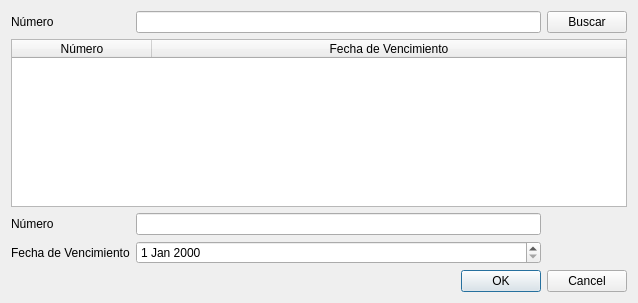
Qt form Prototipo/modificarLote.ui (UNPSJB/FarmaciaCrisol) before a commit.
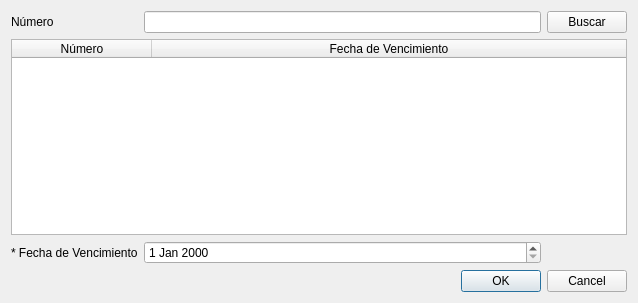
The same form after that commit.

What changed in the file:
```diff
--- a/Prototipo/modificarLote.ui
+++ b/Prototipo/modificarLote.ui
@@ -16,23 +16,10 @@
   <layout class="QVBoxLayout" name="verticalLayout">
    <item>
     <layout class="QGridLayout" name="gridLayout">
-     <item row="2" column="0">
-      <widget class="QLabel" name="label_3">
-       <property name="text">
-        <string>Número</string>
-       </property>
-      </widget>
-     </item>
-     <item row="2" column="1">
-      <widget class="QLineEdit" name="lineEdit_2"/>
-     </item>
-     <item row="3" column="1">
-      <widget class="QDateEdit" name="dateEdit"/>
-     </item>
-     <item row="0" column="0">
-      <widget class="QLabel" name="label">
-       <property name="text">
-        <string>Número</string>
+     <item row="3" column="1" colspan="2">
+      <widget class="QDialogButtonBox" name="buttonBox">
+       <property name="standardButtons">
+        <set>QDialogButtonBox::Cancel|QDialogButtonBox::Ok</set>
        </property>
       </widget>
      </item>
@@ -43,15 +30,22 @@
        </property>
       </widget>
      </item>
-     <item row="3" column="0">
+     <item row="2" column="1">
+      <widget class="QDateEdit" name="dateEdit"/>
+     </item>
+     <item row="2" column="0">
       <widget class="QLabel" name="label_2">
        <property name="text">
-        <string>Fecha de Vencimiento</string>
+        <string>* Fecha de Vencimiento</string>
        </property>
       </widget>
      </item>
-     <item row="0" column="1">
-      <widget class="QLineEdit" name="lineEdit"/>
+     <item row="0" column="0">
+      <widget class="QLabel" name="label">
+       <property name="text">
+        <string>Número</string>
+       </property>
+      </widget>
      </item>
      <item row="1" column="0" colspan="3">
       <widget class="QTableWidget" name="tableWidget">
@@ -73,12 +67,8 @@
        </column>
       </widget>
      </item>
-     <item row="4" column="1" colspan="2">
-      <widget class="QDialogButtonBox" name="buttonBox">
-       <property name="standardButtons">
-        <set>QDialogButtonBox::Cancel|QDialogButtonBox::Ok</set>
-       </property>
-      </widget>
+     <item row="0" column="1">
+      <widget class="QLineEdit" name="lineEdit"/>
      </item>
     </layout>
    </item>
```
Left out of the diff: 1 changed line with no effect on the pictures.
